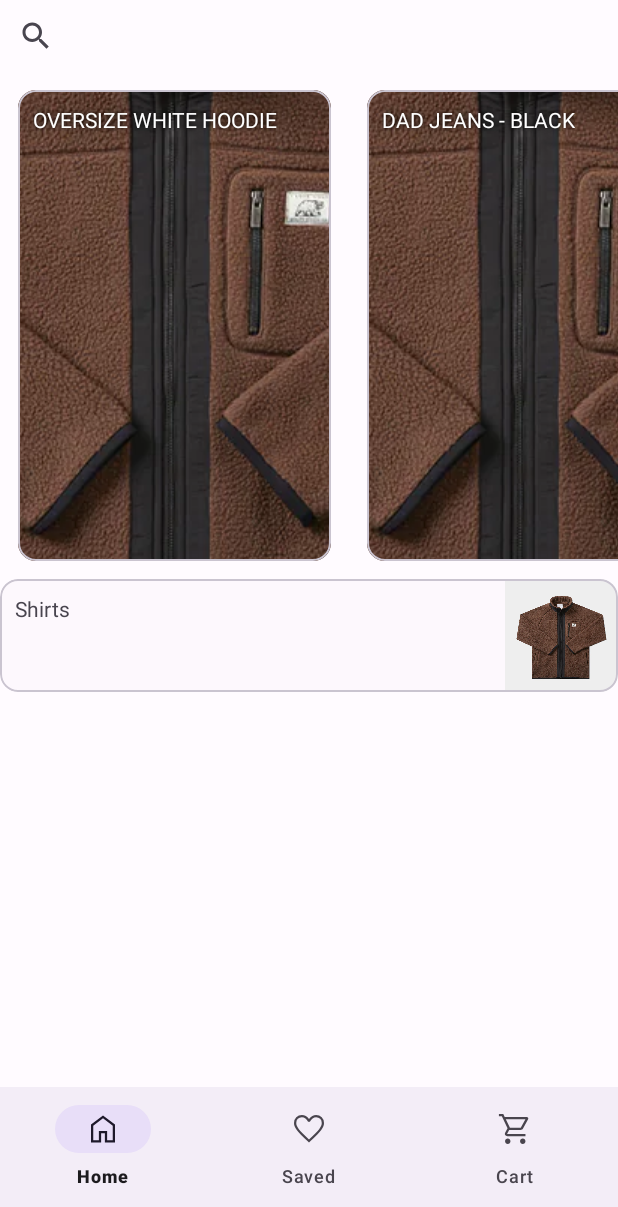
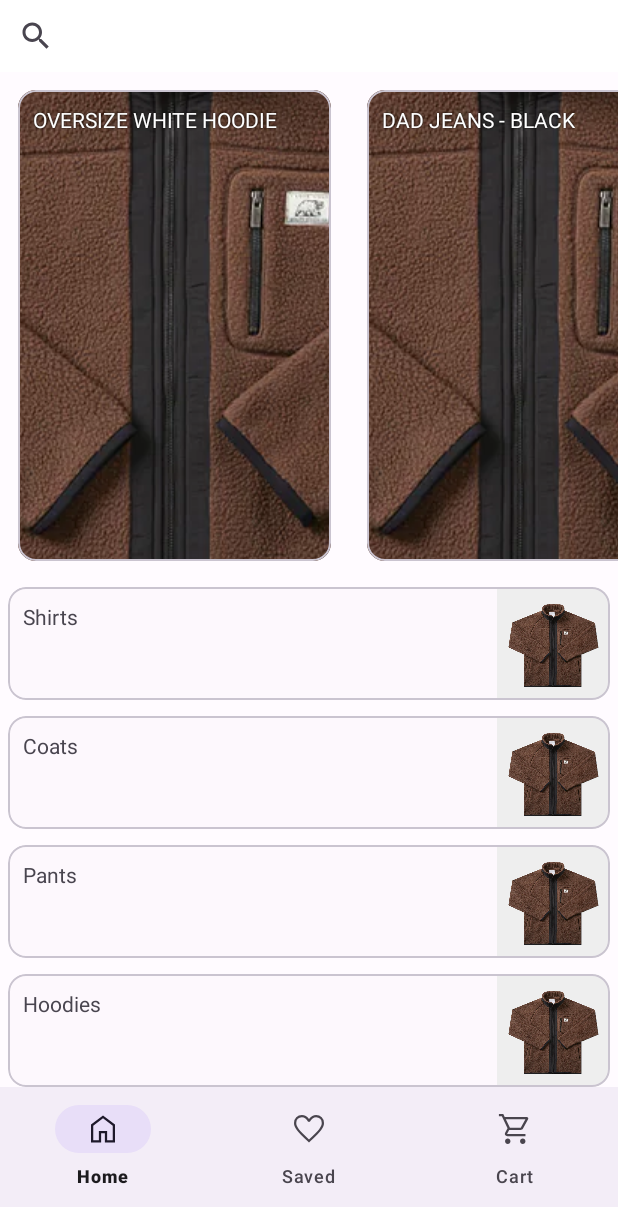
Before and after one commit to obwan02/302-Clothing-App, an Android app: the screen it shows after launch (MainActivity), on a phone screen of 412 x 824 dp, the part 29-1236 px from its top. Run offline under Robolectric (Android 15) with nearby library versions, the phone set to English and light mode, and no system bars.

Commit message:
update: Fixed category cards not aligning

```diff
--- a/app/src/main/res/layout/activity_main.xml
+++ b/app/src/main/res/layout/activity_main.xml
@@ -12,13 +12,14 @@
         android:layout_height="wrap_content"
         android:text="@string/app_name"
         android:textAllCaps="true"
-        android:fontFamily="?attr/fontFamily"
+        android:fontFamily="?android:attr/fontFamily"
         android:gravity="center_horizontal"
         />
     <androidx.appcompat.widget.SearchView
         android:id="@+id/main_search_bar"
         android:layout_width="match_parent"
         android:layout_height="wrap_content"
+        android:background="?android:attr/colorBackgroundFloating"
         />
     <androidx.recyclerview.widget.RecyclerView
         android:id="@+id/main_trending"
--- a/app/src/main/res/layout/component_category_card.xml
+++ b/app/src/main/res/layout/component_category_card.xml
@@ -1,7 +1,8 @@
 <?xml version="1.0" encoding="utf-8"?>
 <FrameLayout xmlns:android="http://schemas.android.com/apk/res/android"
     android:layout_width="match_parent"
-    android:layout_height="match_parent">
+    android:layout_height="wrap_content"
+    android:layout_margin="5dp">
 
     <com.google.android.material.card.MaterialCardView
         android:layout_width="match_parent"
--- a/app/src/main/res/layout/component_item_card.xml
+++ b/app/src/main/res/layout/component_item_card.xml
@@ -12,6 +12,8 @@
             android:layout_width="match_parent"
             android:layout_height="match_parent"
             >
+
+            <!-- TODO: Remove shadows looking shit -->
             <TextView
                 android:id="@+id/item_card_text"
                 android:layout_width="wrap_content"
@@ -21,7 +23,7 @@
                 android:layout_alignTop="@id/item_card_image"
                 android:layout_alignStart="@id/item_card_image"
                 android:textColor="?android:attr/colorForegroundInverse"
-                android:shadowRadius="4"
+                android:shadowRadius="1"
                 android:shadowColor="?android:attr/colorForeground"
                 android:textAllCaps="true"
                 android:layout_margin="10dp"
```
